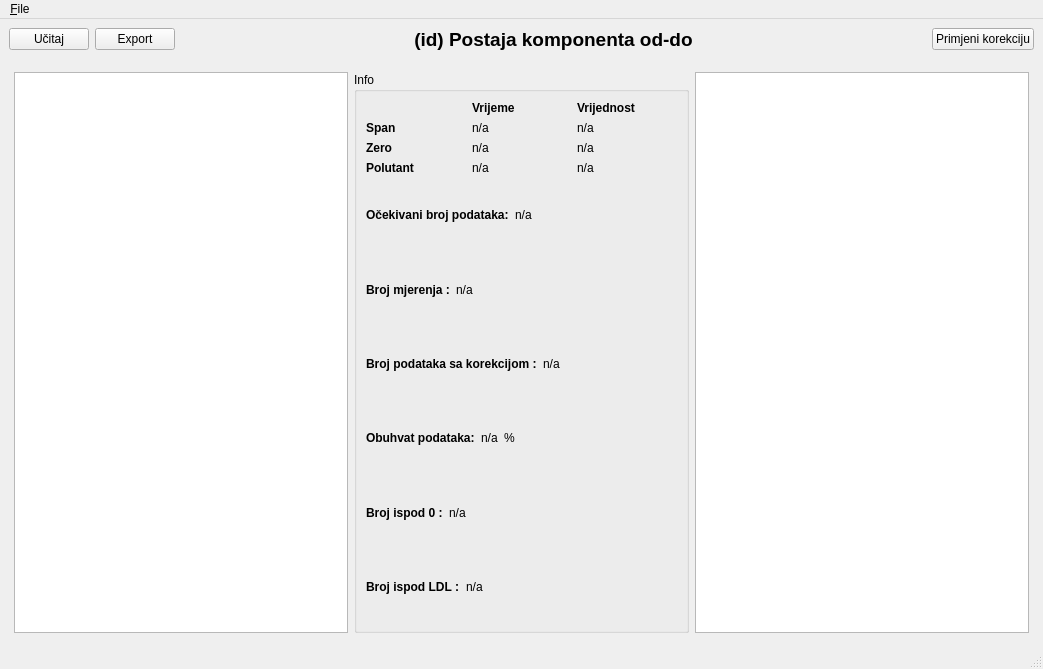
Qt form app/view/ui_files/mainwindow.ui (kluksa/validacija_aplikacija) before a commit.
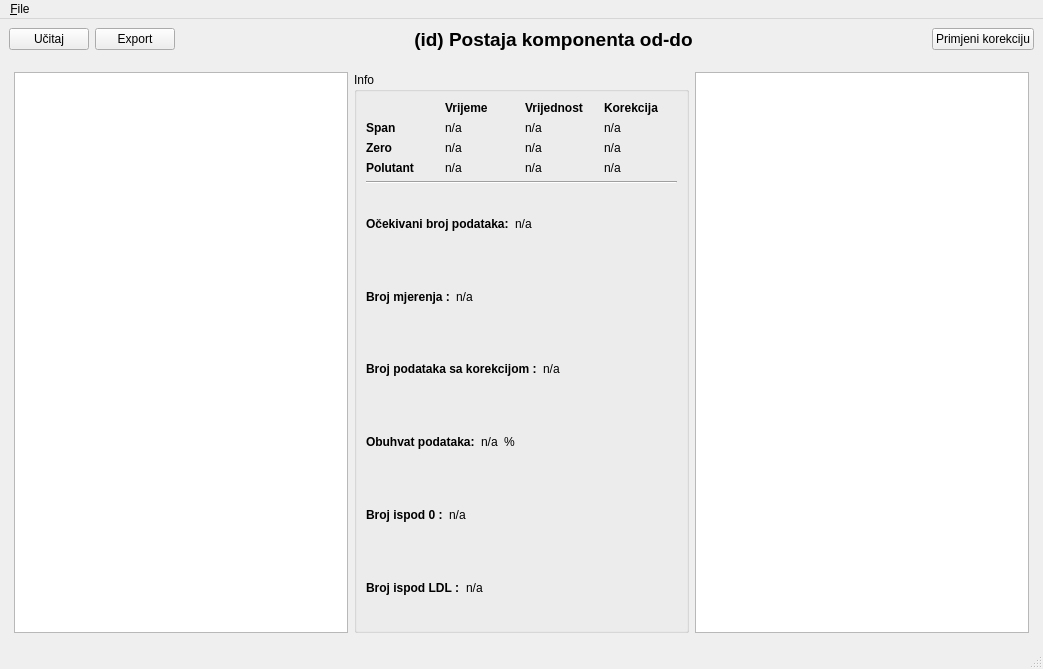
The same form after that commit.

Diff of the .ui file:
```diff
--- a/app/view/ui_files/mainwindow.ui
+++ b/app/view/ui_files/mainwindow.ui
@@ -206,8 +206,49 @@
              </property>
             </widget>
            </item>
+           <item row="0" column="3">
+            <widget class="QLabel" name="label_9">
+             <property name="font">
+              <font>
+               <weight>75</weight>
+               <bold>true</bold>
+              </font>
+             </property>
+             <property name="text">
+              <string>Korekcija</string>
+             </property>
+            </widget>
+           </item>
+           <item row="1" column="3">
+            <widget class="QLabel" name="spanKorLabel">
+             <property name="text">
+              <string>n/a</string>
+             </property>
+            </widget>
+           </item>
+           <item row="2" column="3">
+            <widget class="QLabel" name="zeroKorLabel">
+             <property name="text">
+              <string>n/a</string>
+             </property>
+            </widget>
+           </item>
+           <item row="3" column="3">
+            <widget class="QLabel" name="koncKorLabel">
+             <property name="text">
+              <string>n/a</string>
+             </property>
+            </widget>
+           </item>
           </layout>
          </item>
+         <item>
+          <widget class="Line" name="line">
+           <property name="orientation">
+            <enum>Qt::Horizontal</enum>
+           </property>
+          </widget>
+         </item>
          <item>
           <layout class="QHBoxLayout" name="horizontalLayout_2">
            <item>
```
